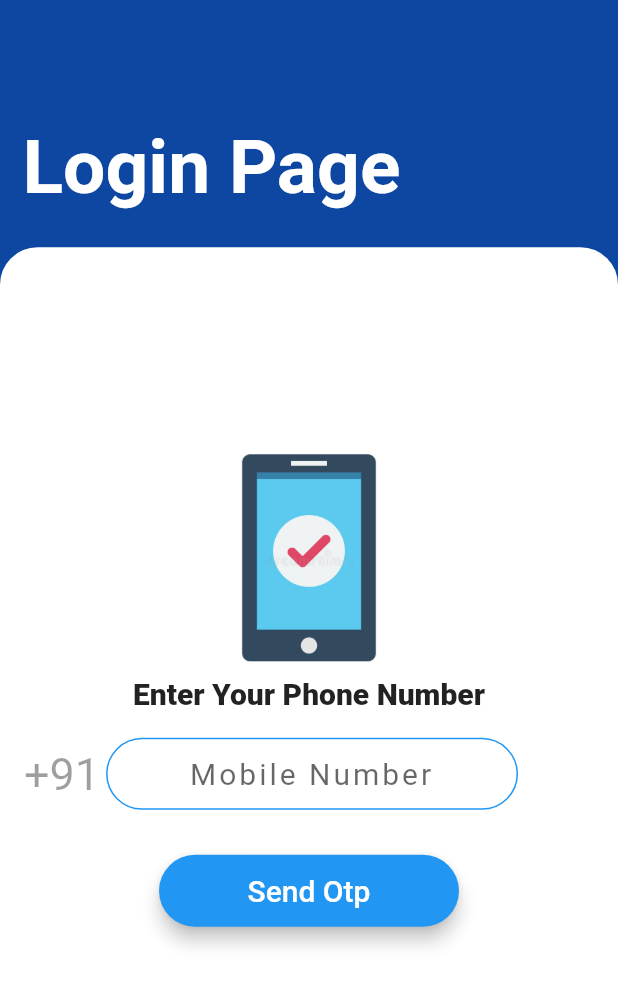
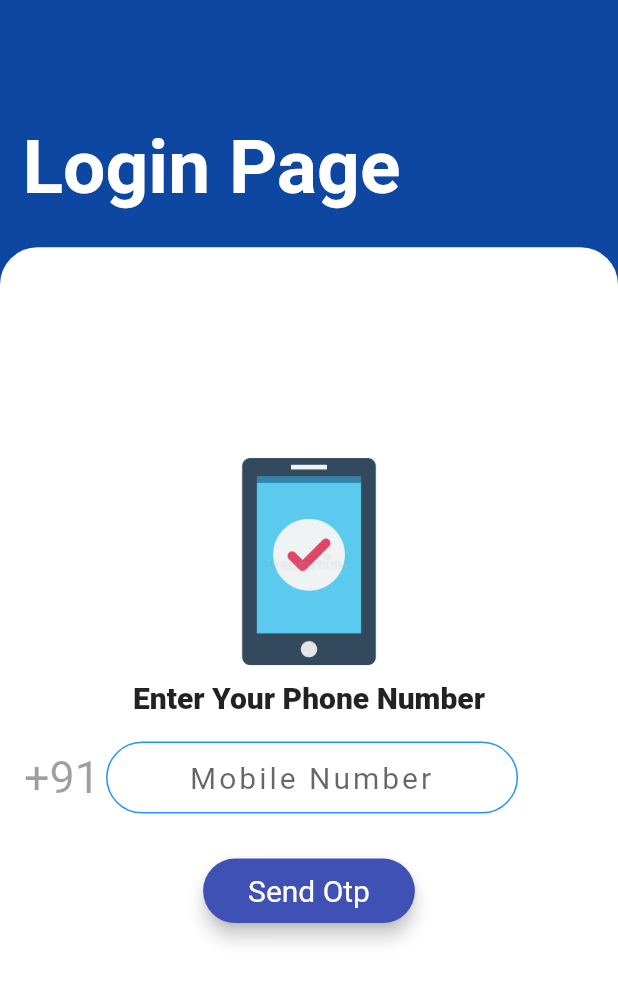
Before and after one commit to Ayushsahu6700/Login-Screen-Bloc, a Flutter app: the screen it shows after launch, on a phone screen of 412 x 824 dp. Shown: the top 986 px of the screen. Run offline on Flutter 3.47's test engine with Material 2 defaults, Android fonts, the light colour scheme and no system bars; drawn by our look-alikes of bouncing_widget, show_up_animation; our stand-ins replace otp_text_field.

Commit message:
improving ui

```diff
--- a/lib/components/widgets.dart
+++ b/lib/components/widgets.dart
@@ -1,4 +1,30 @@
 import 'package:flutter/material.dart';
+import 'package:bouncing_widget/bouncing_widget.dart';
+import 'package:show_up_animation/show_up_animation.dart';
+
+class Heading extends StatelessWidget {
+  double size;
+  String text;
+  Heading({required this.size, required this.text});
+  @override
+  Widget build(BuildContext context) {
+    return ShowUpAnimation(
+      delayStart: Duration(seconds: 1),
+      animationDuration: Duration(seconds: 1),
+      curve: Curves.bounceIn,
+      direction: Direction.horizontal,
+      offset: 0.5,
+      child: Padding(
+        padding: const EdgeInsets.only(left: 15.0),
+        child: Text(
+          text,
+          style: TextStyle(
+              color: Colors.white, fontWeight: FontWeight.w700, fontSize: size),
+        ),
+      ),
+    );
+  }
+}
 
 class RoundedButton extends StatelessWidget {
   RoundedButton(
@@ -8,22 +34,25 @@ class RoundedButton extends StatelessWidget {
   final VoidCallback onPressed;
   @override
   Widget build(BuildContext context) {
-    return Padding(
+    return BouncingWidget(
+      duration: Duration(milliseconds: 100),
+      scaleFactor: 1.5,
+      onPressed: onPressed,
+      child: Padding(
         padding: EdgeInsets.symmetric(vertical: 16.0),
         child: Material(
           elevation: 5.0,
           color: colour,
           borderRadius: BorderRadius.circular(30.0),
-        child: MaterialButton(
-          onPressed: onPressed,
-          minWidth: 200.0,
-          height: 42.0,
+          child: Padding(
+            padding: const EdgeInsets.symmetric(horizontal: 30, vertical: 10),
             child: Text(
               title,
               style: TextStyle(fontSize: 20, color: Colors.white),
             ),
           ),
         ),
+      ),
     );
   }
 }
--- a/lib/views/firstpage.dart
+++ b/lib/views/firstpage.dart
@@ -4,6 +4,7 @@ import 'package:flutter/cupertino.dart';
 import 'package:flutter/material.dart';
 import '../components/constants.dart';
 import 'otpScreen.dart';
+import 'package:show_up_animation/show_up_animation.dart';
 
 class MyHomePage extends StatefulWidget {
   @override
@@ -21,7 +22,7 @@ class _MyHomePageState extends State<MyHomePage>
     // TODO: implement initState
     super.initState();
     controller = AnimationController(
-      duration: Duration(milliseconds: 1000),
+      duration: Duration(milliseconds: 1500),
       vsync: this,
       lowerBound: 0,
     );
@@ -51,16 +52,7 @@ class _MyHomePageState extends State<MyHomePage>
                   SizedBox(
                     height: MediaQuery.of(context).size.height / 10,
                   ),
-                  Padding(
-                    padding: const EdgeInsets.only(left: 15.0),
-                    child: Text(
-                      "Login Page",
-                      style: TextStyle(
-                          color: Colors.white,
-                          fontWeight: FontWeight.w700,
-                          fontSize: 50),
-                    ),
-                  ),
+                  Heading(size: 50, text: "Login Page")
                 ],
               ),
             ),
@@ -139,7 +131,7 @@ class _MyHomePageState extends State<MyHomePage>
                         ],
                       ),
                       RoundedButton(
-                        colour: Colors.blue,
+                        colour: Colors.indigo,
                         title: "Send Otp",
                         onPressed: () {
                           mobileBloc.eventSink.add(mob);
--- a/lib/views/otpScreen.dart
+++ b/lib/views/otpScreen.dart
@@ -5,6 +5,7 @@ import 'package:otp_text_field/otp_field_style.dart';
 import 'package:otp_text_field/style.dart';
 import 'homePage.dart';
 import 'package:bloc/controllers/otpController.dart';
+import 'package:show_up_animation/show_up_animation.dart';
 
 class otpScreen extends StatefulWidget {
   String mob;
@@ -52,16 +53,7 @@ class _otpScreenState extends State<otpScreen>
                   SizedBox(
                     height: MediaQuery.of(context).size.height / 10,
                   ),
-                  Padding(
-                    padding: const EdgeInsets.only(left: 15.0),
-                    child: Text(
-                      "OTP Verification",
-                      style: TextStyle(
-                          color: Colors.white,
-                          fontWeight: FontWeight.w700,
-                          fontSize: 30),
-                    ),
-                  ),
+                  Heading(size: 30, text: "OTP Verification"),
                 ],
               ),
             ),
@@ -123,7 +115,7 @@ class _otpScreenState extends State<otpScreen>
                       ),
                       RoundedButton(
                         colour: Colors.deepPurpleAccent,
-                        title: "Next",
+                        title: "Verify Otp",
                         onPressed: () {
                           otpBloc.eventSink.add(pin);
                           if (pin == "11111") {
--- a/pubspec.yaml
+++ b/pubspec.yaml
@@ -36,6 +36,7 @@ dependencies:
   cupertino_icons: ^1.0.2
   otp_text_field: ^1.0.2
   bouncing_widget: ^2.0.0
+  show_up_animation: ^2.0.0
 
 dev_dependencies:
   flutter_test:
```
Also changed, not shown: pubspec.lock. Lines whose indentation alone changed are shown as unchanged.
